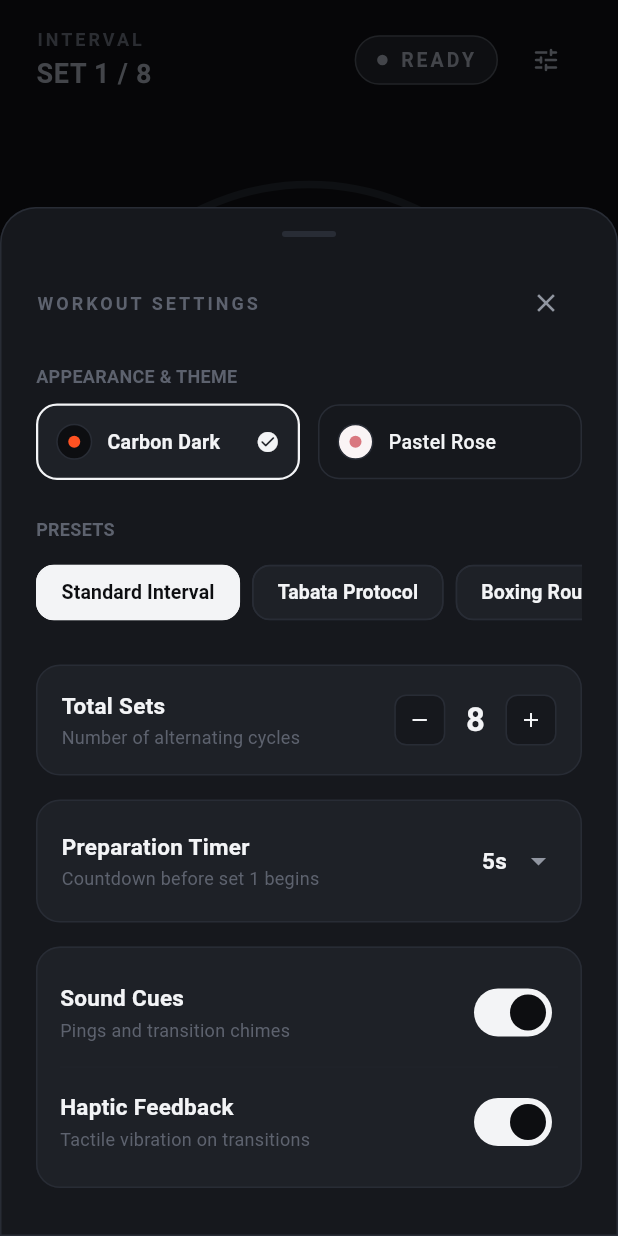
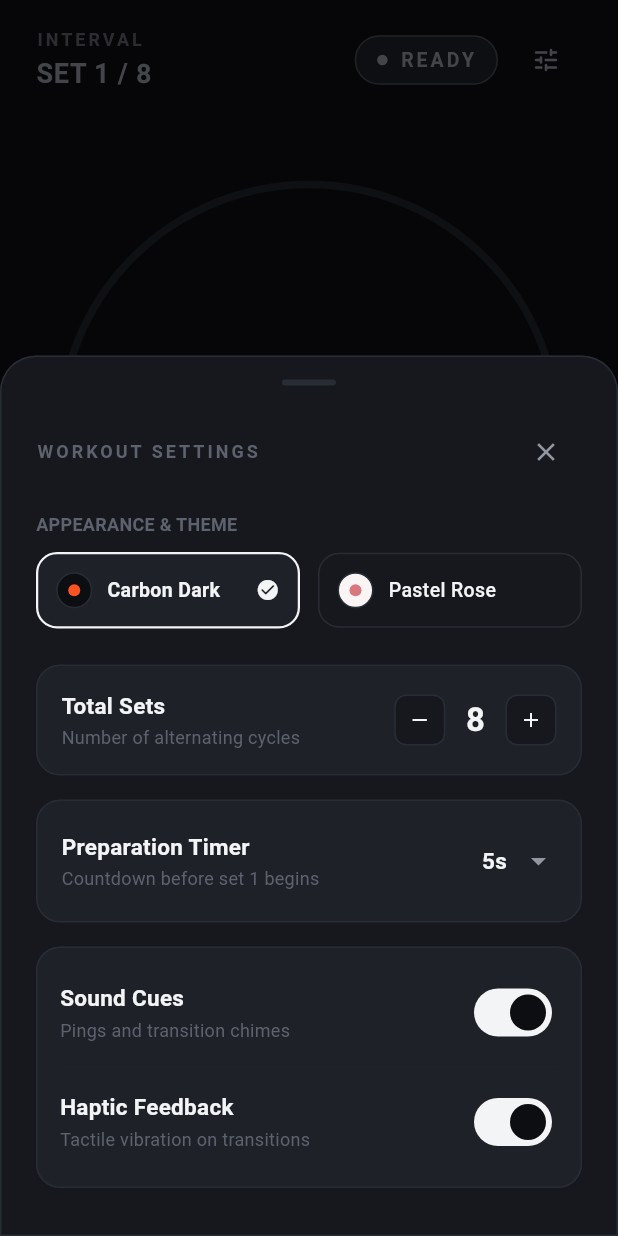
Before and after one commit to Kamil-Suhak/workout-timer, a Flutter app: the screen it shows after launch, after a tap on the "tune" icon, on a phone screen of 412 x 824 dp. Run offline on Flutter 3.47's test engine with Material 3 defaults, Android fonts, the phone set to English and light mode, and no system bars; our stand-ins replace audioplayers, wakelock_plus.

Commit message:
feat: remove timer presets in favor of manual adjustment

```diff
--- a/lib/controllers/workout_timer_controller.dart
+++ b/lib/controllers/workout_timer_controller.dart
@@ -3,7 +3,6 @@ import 'package:flutter/foundation.dart';
 import '../core/theme/app_theme_type.dart';
 import '../models/timer_settings.dart';
 import '../models/workout_phase.dart';
-import '../models/workout_preset.dart';
 import '../models/workout_state.dart';
 import '../services/audio_feedback_service.dart';
 import '../services/wakelock_service.dart';
@@ -50,11 +49,6 @@ class WorkoutTimerController extends ChangeNotifier {
       );
     }
     notifyListeners();
-  }
-
-  void applyPreset(WorkoutPreset preset) {
-    if (_state.isRunning) return;
-    updateSettings(preset.settings);
   }
 
   void toggleSound() {
--- a/lib/models/workout_preset.dart
+++ /dev/null
@@ -1,62 +0,0 @@
-import 'timer_settings.dart';
-
-class WorkoutPreset {
-  final String id;
-  final String name;
-  final String description;
-  final TimerSettings settings;
-
-  const WorkoutPreset({
-    required this.id,
-    required this.name,
-    required this.description,
-    required this.settings,
-  });
-
-  static const List<WorkoutPreset> defaultPresets = [
-    WorkoutPreset(
-      id: 'standard',
-      name: 'Standard Interval',
-      description: 'Default 2m work and 15s rest for classic pacing',
-      settings: TimerSettings(
-        workDuration: Duration(minutes: 2),
-        restDuration: Duration(seconds: 15),
-        prepareDuration: Duration(seconds: 5),
-        totalSets: 8,
-      ),
-    ),
-    WorkoutPreset(
-      id: 'tabata',
-      name: 'Tabata Protocol',
-      description: 'High intensity 20s sprint with 10s micro-recovery',
-      settings: TimerSettings(
-        workDuration: Duration(seconds: 20),
-        restDuration: Duration(seconds: 10),
-        prepareDuration: Duration(seconds: 5),
-        totalSets: 8,
-      ),
-    ),
-    WorkoutPreset(
-      id: 'boxing',
-      name: 'Boxing Rounds',
-      description: '3 minute championship rounds with 1 minute corner rest',
-      settings: TimerSettings(
-        workDuration: Duration(minutes: 3),
-        restDuration: Duration(minutes: 1),
-        prepareDuration: Duration(seconds: 5),
-        totalSets: 5,
-      ),
-    ),
-    WorkoutPreset(
-      id: 'quick_hiit',
-      name: 'Quick HIIT',
-      description: '45s high output with 15s quick transitions',
-      settings: TimerSettings(
-        workDuration: Duration(seconds: 45),
-        restDuration: Duration(seconds: 15),
-        prepareDuration: Duration(seconds: 5),
-        totalSets: 10,
-      ),
-    ),
-  ];
-}
--- a/lib/screens/timer_screen.dart
+++ b/lib/screens/timer_screen.dart
@@ -100,7 +100,7 @@ class _TimerScreenState extends State<TimerScreen> with WidgetsBindingObserver {
                             ),
                             onPressed: () =>
                                 SettingsSheet.show(context, _controller),
-                            tooltip: 'Settings & Presets',
+                            tooltip: 'Settings',
                           ),
                         ],
                       ),
--- a/lib/widgets/settings_sheet.dart
+++ b/lib/widgets/settings_sheet.dart
@@ -3,7 +3,6 @@ import '../controllers/workout_timer_controller.dart';
 import '../core/theme/app_colors.dart';
 import '../core/theme/app_theme_type.dart';
 import '../core/theme/app_typography.dart';
-import '../models/workout_preset.dart';
 
 class SettingsSheet extends StatelessWidget {
   final WorkoutTimerController controller;
@@ -123,61 +122,6 @@ class SettingsSheet extends StatelessWidget {
                       ),
                     ),
                   ],
-                ),
-                const SizedBox(height: 24),
-
-                // Section 2: Presets
-                Text(
-                  'PRESETS',
-                  style: AppTypography.cardCaption.copyWith(
-                    color: palette.textTertiary,
-                    fontWeight: FontWeight.w600,
-                  ),
-                ),
-                const SizedBox(height: 10),
-                SingleChildScrollView(
-                  scrollDirection: Axis.horizontal,
-                  child: Row(
-                    children: WorkoutPreset.defaultPresets.map((preset) {
-                      final isSelected =
-                          settings.workDuration ==
-                              preset.settings.workDuration &&
-                          settings.restDuration ==
-                              preset.settings.restDuration &&
-                          settings.totalSets == preset.settings.totalSets;
-
-                      return Padding(
-                        padding: const EdgeInsets.only(right: 8.0),
-                        child: ChoiceChip(
-                          label: Text(preset.name),
-                          selected: isSelected,
-                          onSelected: isRunning
-                              ? null
-                              : (_) {
-                                  controller.applyPreset(preset);
-                                },
-                          backgroundColor: palette.surfaceElevated,
-                          selectedColor: palette.actionPrimary,
-                          labelStyle: TextStyle(
-                            color: isSelected
-                                ? palette.actionPrimaryText
-                                : palette.textPrimary,
-                            fontWeight: FontWeight.w600,
-                            fontSize: 13,
-                          ),
-                          side: BorderSide(
-                            color: isSelected
-                                ? palette.actionPrimary
-                                : palette.border,
-                          ),
-                          shape: RoundedRectangleBorder(
-                            borderRadius: BorderRadius.circular(12),
-                          ),
-                          showCheckmark: false,
-                        ),
-                      );
-                    }).toList(),
-                  ),
                 ),
                 const SizedBox(height: 24),
 
```
Also changed, not shown: 1 other file.
